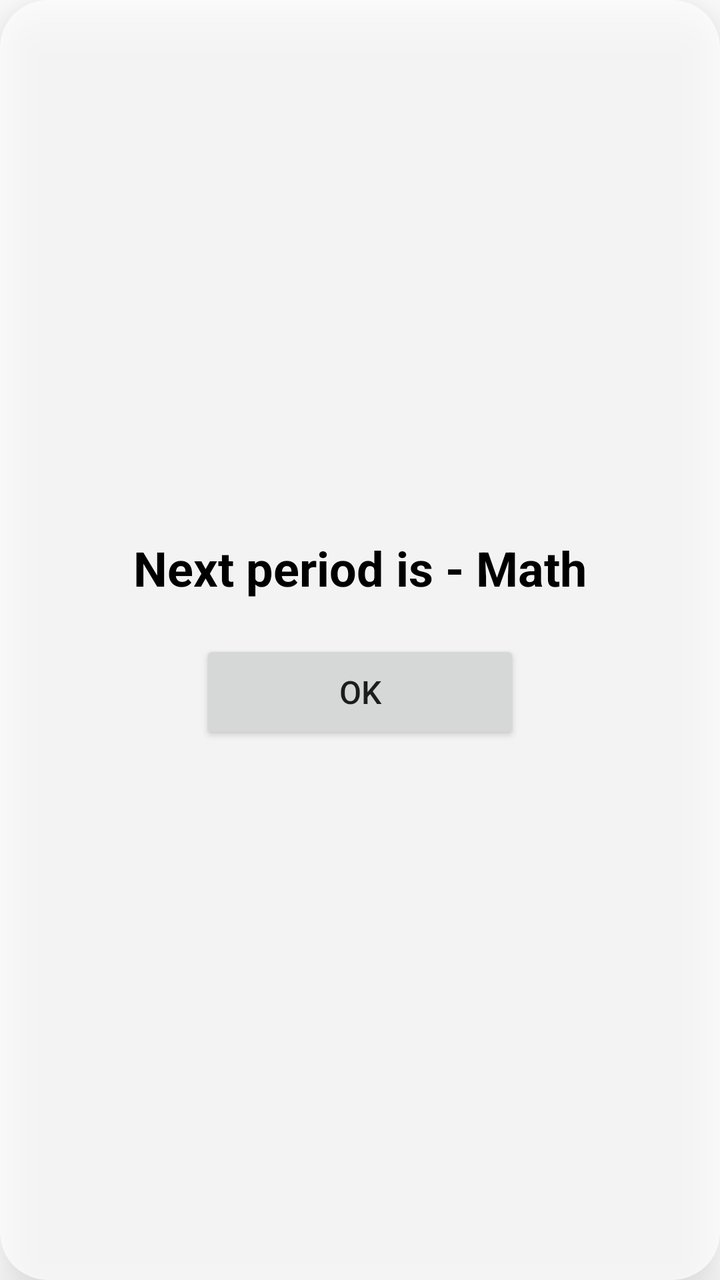
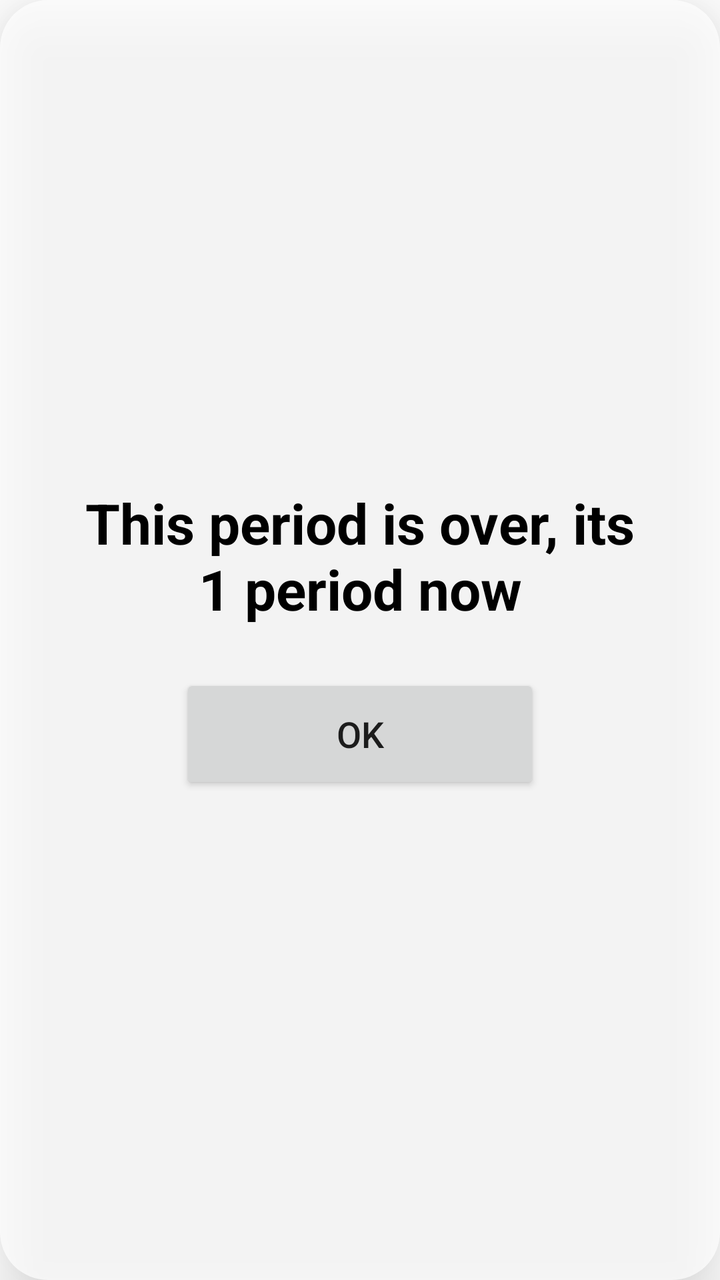

Before-and-after screenshots of an Android layout around one commit, followed by the original layout XML and the change that was made.
<!-- AndroidManifest.xml: application theme Theme.GeneoClockOverlay -->
<!-- res/layout/overlay_period_popup.xml -->
<?xml version="1.0" encoding="utf-8"?>
<LinearLayout xmlns:android="http://schemas.android.com/apk/res/android"
    android:layout_width="340dp"
    android:layout_height="wrap_content"
    android:orientation="vertical"
    android:background="@drawable/bg_clock_pill"
    android:padding="28dp"
    android:elevation="16dp"
    android:gravity="center">

    <TextView
        android:id="@+id/tvPopupMessage"
        android:layout_width="match_parent"
        android:layout_height="wrap_content"
        android:gravity="center"
        android:text="Next period is - Math"
        android:textColor="#000000"
        android:textSize="24sp"
        android:textStyle="bold"
        android:layout_marginBottom="20dp" />

    <Button
        android:id="@+id/btnPopupOk"
        android:layout_width="160dp"
        android:layout_height="52dp"
        android:textSize="16sp"
        android:text="OK" />

</LinearLayout>
<!-- resources referenced by this layout -->
<resources>
  <!-- drawable bg_clock_pill (drawable) -->
  <?xml version="1.0" encoding="utf-8"?>
  <shape xmlns:android="http://schemas.android.com/apk/res/android"
      android:shape="rectangle">
      <solid android:color="#B3FFFFFF" />
      <corners android:radius="24dp" />
  </shape>
  <style name="Theme.GeneoClockOverlay" parent="Theme.MaterialComponents.DayNight.NoActionBar" />
</resources>

<!-- the commit's change to res/layout/overlay_period_popup.xml (unified diff, before → after) -->
@@ -1,11 +1,11 @@
 <?xml version="1.0" encoding="utf-8"?>
 <LinearLayout xmlns:android="http://schemas.android.com/apk/res/android"
-    android:layout_width="340dp"
+    android:layout_width="420dp"
     android:layout_height="wrap_content"
     android:orientation="vertical"
     android:background="@drawable/bg_clock_pill"
-    android:padding="28dp"
-    android:elevation="16dp"
+    android:padding="32dp"
+    android:elevation="18dp"
     android:gravity="center">
 
     <TextView
@@ -13,17 +13,17 @@
         android:layout_width="match_parent"
         android:layout_height="wrap_content"
         android:gravity="center"
-        android:text="Next period is - Math"
+        android:text="This period is over, its 1 period now"
         android:textColor="#000000"
-        android:textSize="24sp"
+        android:textSize="28sp"
         android:textStyle="bold"
-        android:layout_marginBottom="20dp" />
+        android:layout_marginBottom="24dp" />
 
     <Button
         android:id="@+id/btnPopupOk"
-        android:layout_width="160dp"
-        android:layout_height="52dp"
-        android:textSize="16sp"
+        android:layout_width="180dp"
+        android:layout_height="60dp"
+        android:textSize="18sp"
         android:text="OK" />
 
 </LinearLayout>
